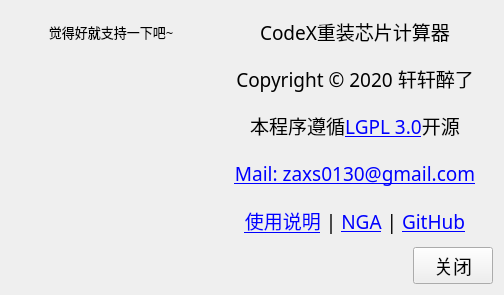
Above: CodeX/AboutDialog.ui from xxzl0130/CodeX before the change. Below: the same form after it.
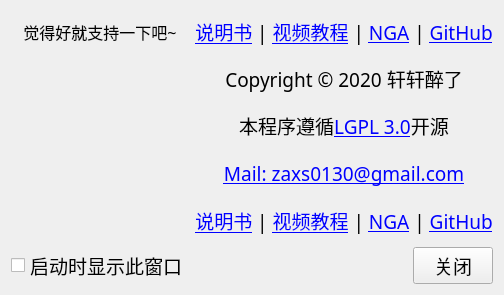
That is the form after the change. Icons and pictures are not drawn.

Commit message: 调整关于和说明文档

```diff
--- a/CodeX/AboutDialog.ui
+++ b/CodeX/AboutDialog.ui
@@ -11,7 +11,7 @@
    </rect>
   </property>
   <property name="sizePolicy">
-   <sizepolicy hsizetype="Fixed" vsizetype="Fixed">
+   <sizepolicy hsizetype="Preferred" vsizetype="Preferred">
     <horstretch>0</horstretch>
     <verstretch>0</verstretch>
    </sizepolicy>
@@ -35,7 +35,7 @@
    <item row="0" column="1">
     <widget class="QLabel" name="nameLabel">
      <property name="text">
-      <string>CodeX重装芯片计算器</string>
+      <string>&lt;html&gt;&lt;head/&gt;&lt;body&gt;&lt;p&gt;&lt;a href=&quot;./CodeX.pdf&quot;&gt;&lt;span style=&quot; text-decoration: underline; color:#0000ff;&quot;&gt;说明书&lt;/span&gt;&lt;/a&gt; | &lt;a href=&quot;https://www.bilibili.com/video/BV1r7411N75u/&quot;&gt;&lt;span style=&quot; text-decoration: underline; color:#0000ff;&quot;&gt;视频教程&lt;/span&gt;&lt;/a&gt; | &lt;a href=&quot;https://bbs.nga.cn/read.php?tid=20284990&quot;&gt;&lt;span style=&quot; text-decoration: underline; color:#0000ff;&quot;&gt;NGA&lt;/span&gt;&lt;/a&gt; | &lt;a href=&quot;https://github.com/xxzl0130/CodeX&quot;&gt;&lt;span style=&quot; text-decoration: underline; color:#0000ff;&quot;&gt;GitHub&lt;/span&gt;&lt;/a&gt;&lt;/p&gt;&lt;/body&gt;&lt;/html&gt;</string>
      </property>
      <property name="alignment">
       <set>Qt::AlignCenter</set>
@@ -55,7 +55,7 @@
    <item row="4" column="1">
     <widget class="QLabel" name="infoLabel">
      <property name="text">
-      <string>&lt;html&gt;&lt;head/&gt;&lt;body&gt;&lt;p&gt;&lt;a href=&quot;https://github.com/xxzl0130/CodeX/blob/master/doc/%E4%BD%BF%E7%94%A8%E8%AF%B4%E6%98%8E.md&quot;&gt;&lt;span style=&quot; text-decoration: underline; color:#0000ff;&quot;&gt;使用说明&lt;/span&gt;&lt;/a&gt; | &lt;a href=&quot;https://bbs.nga.cn/read.php?tid=20284990&quot;&gt;&lt;span style=&quot; text-decoration: underline; color:#0000ff;&quot;&gt;NGA&lt;/span&gt;&lt;/a&gt; | &lt;a href=&quot;https://github.com/xxzl0130/CodeX&quot;&gt;&lt;span style=&quot; text-decoration: underline; color:#0000ff;&quot;&gt;GitHub&lt;/span&gt;&lt;/a&gt;&lt;/p&gt;&lt;/body&gt;&lt;/html&gt;</string>
+      <string>&lt;html&gt;&lt;head/&gt;&lt;body&gt;&lt;p&gt;&lt;a href=&quot;https://github.com/xxzl0130/CodeX/blob/master/doc/%E4%BD%BF%E7%94%A8%E8%AF%B4%E6%98%8E.md&quot;&gt;&lt;span style=&quot; text-decoration: underline; color:#0000ff;&quot;&gt;说明书&lt;/span&gt;&lt;/a&gt; | &lt;a href=&quot;https://www.bilibili.com/video/BV1r7411N75u/&quot;&gt;&lt;span style=&quot; text-decoration: underline; color:#0000ff;&quot;&gt;视频教程&lt;/span&gt;&lt;/a&gt; | &lt;a href=&quot;https://bbs.nga.cn/read.php?tid=20284990&quot;&gt;&lt;span style=&quot; text-decoration: underline; color:#0000ff;&quot;&gt;NGA&lt;/span&gt;&lt;/a&gt; | &lt;a href=&quot;https://github.com/xxzl0130/CodeX&quot;&gt;&lt;span style=&quot; text-decoration: underline; color:#0000ff;&quot;&gt;GitHub&lt;/span&gt;&lt;/a&gt;&lt;/p&gt;&lt;/body&gt;&lt;/html&gt;</string>
      </property>
      <property name="textFormat">
       <enum>Qt::AutoText</enum>
@@ -67,6 +67,13 @@
    </item>
    <item row="5" column="0" colspan="2">
     <layout class="QHBoxLayout" name="horizontalLayout">
+     <item>
+      <widget class="QCheckBox" name="checkBox">
+       <property name="text">
+        <string>启动时显示此窗口</string>
+       </property>
+      </widget>
+     </item>
      <item>
       <spacer name="horizontalSpacer">
        <property name="orientation">
@@ -129,7 +136,7 @@
     <widget class="QLabel" name="label_2">
      <property name="font">
       <font>
-       <pointsize>10</pointsize>
+       <pointsize>12</pointsize>
       </font>
      </property>
      <property name="text">
```
Left out of the diff: 9 changed lines with no effect on the pictures. The commit also changes 12 other files.
